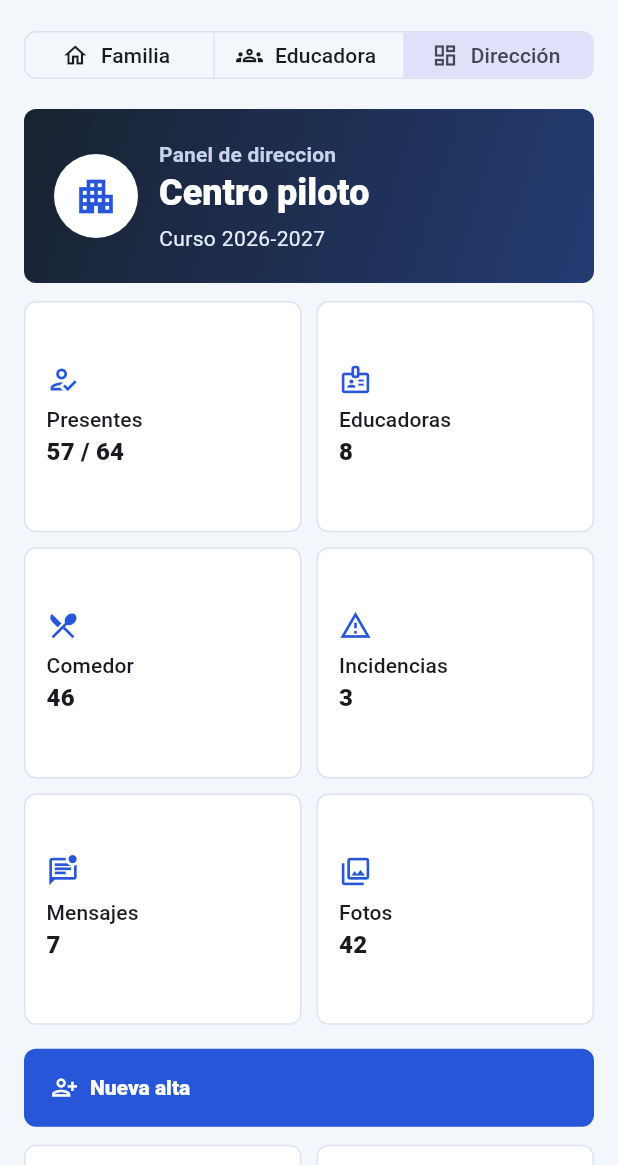
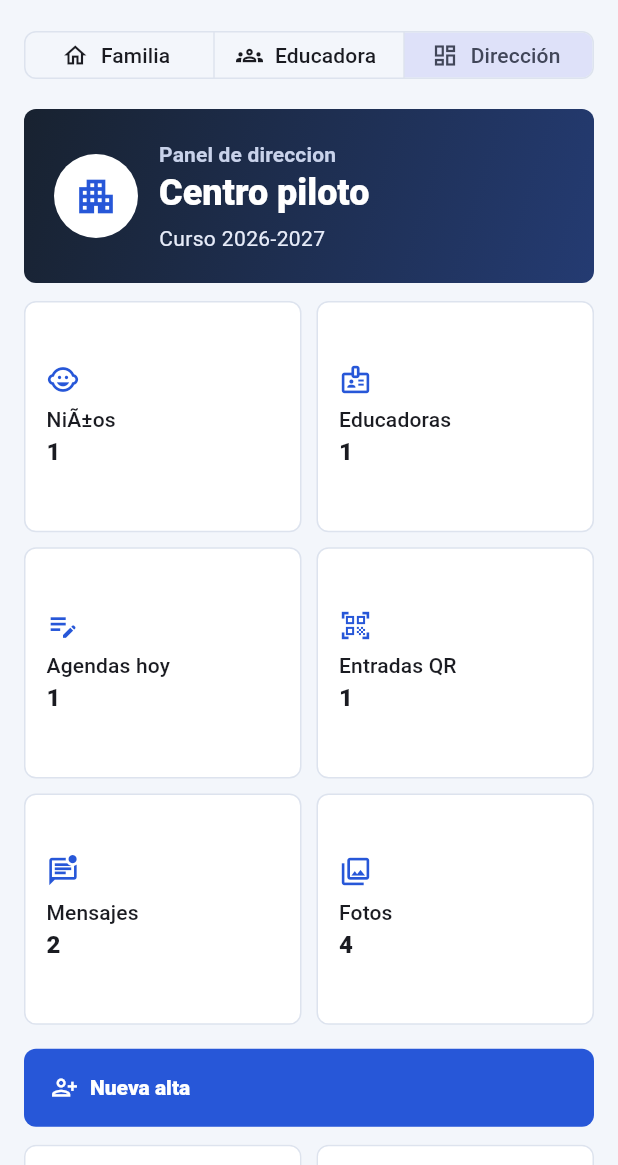
Before and after one commit to Nauflars/NidoConecta, a Flutter app: the screen it shows after launch, after a tap on "Educadora", after a tap on "Dirección", on a phone screen of 412 x 824 dp, the part 71-1236 px from its top. Run offline on Flutter 3.47's test engine with Material 3 defaults, Android fonts, the phone set to English and light mode, and no system bars; our stand-ins replace supabase_flutter; accounts and stored records are empty.

Commit message:
Load demo data from Supabase records

```diff
--- a/lib/main.dart
+++ b/lib/main.dart
@@ -521,24 +521,34 @@ class FamilyTodayView extends StatelessWidget {
                 PrimaryActionButton(
                   label: 'Enviar mensaje',
                   icon: Icons.chat_bubble_outline,
-                  onPressed: () => openModule(context, const MessagesScreen()),
+                  onPressed: () => openModule(
+                    context,
+                    MessagesScreen(appContext: appContext),
+                  ),
                 ),
                 const SizedBox(height: 16),
-                const ModuleGrid(
+                ModuleGrid(
+                  appContext: appContext,
                   modules: [
                     AppModule(
                       'Calendario',
                       Icons.event_outlined,
-                      CalendarScreen(),
+                      CalendarScreen(appContext: appContext),
                     ),
                     AppModule(
-                        'Menu', Icons.restaurant_menu_outlined, MenuScreen()),
+                      'Menu',
+                      Icons.restaurant_menu_outlined,
+                      MenuScreen(appContext: appContext),
+                    ),
                     AppModule(
-                        'Fotos', Icons.photo_library_outlined, MediaScreen()),
+                      'Fotos',
+                      Icons.photo_library_outlined,
+                      MediaScreen(appContext: appContext),
+                    ),
                     AppModule(
                       'Autorizados',
                       Icons.verified_user_outlined,
-                      AuthorizedPickupsScreen(),
+                      AuthorizedPickupsScreen(appContext: appContext),
                     ),
                   ],
                 ),
@@ -875,17 +885,10 @@ class EducatorClassView extends StatelessWidget {
   @override
   Widget build(BuildContext context) {
     final selectedChild = appContext.selectedChild;
-    final children = appContext.isDemo
-        ? const [
-            ChildRow('Mateo', 'Todo', '1h 22min', '3', ''),
-            ChildRow('Lucas', 'Bastante', 'Activa', '2', 'Nota'),
-            ChildRow('Ana', 'Todo', '50min', '-', ''),
-            ChildRow('Leo', 'Poco', '1h 05min', '2', 'Revisar'),
-          ]
-        : [
-            for (final child in appContext.children)
-              ChildRow(child.fullName, '-', '-', '-', child.classroomName),
-          ];
+    final children = [
+      for (final child in appContext.children)
+        ChildRow(child.fullName, '-', '-', '-', child.classroomName),
+    ];
 
     return Column(
       key: const ValueKey('educator'),
@@ -926,12 +929,29 @@ class EducatorClassView extends StatelessWidget {
           },
         ),
         const SizedBox(height: 12),
-        const ModuleGrid(
+        ModuleGrid(
+          appContext: appContext,
           modules: [
-            AppModule('Asistencia', Icons.qr_code_scanner, AttendanceScreen()),
-            AppModule('Mensajes', Icons.forum_outlined, MessagesScreen()),
-            AppModule('Fotos', Icons.add_a_photo_outlined, MediaScreen()),
-            AppModule('Calendario', Icons.event_outlined, CalendarScreen()),
+            AppModule(
+              'Asistencia',
+              Icons.qr_code_scanner,
+              AttendanceScreen(appContext: appContext),
+            ),
+            AppModule(
+              'Mensajes',
+              Icons.forum_outlined,
+              MessagesScreen(appContext: appContext),
+            ),
+            AppModule(
+              'Fotos',
+              Icons.add_a_photo_outlined,
+              MediaScreen(appContext: appContext),
+            ),
+            AppModule(
+              'Calendario',
+              Icons.event_outlined,
+              CalendarScreen(appContext: appContext),
+            ),
           ],
         ),
         const SizedBox(height: 16),
@@ -971,15 +991,6 @@ class AdminDashboardView extends StatelessWidget {
 
   @override
   Widget build(BuildContext context) {
-    const items = [
-      MetricItem('Presentes', '57 / 64', Icons.how_to_reg_outlined),
-      MetricItem('Educadoras', '8', Icons.badge_outlined),
-      MetricItem('Comedor', '46', Icons.restaurant_menu_outlined),
-      MetricItem('Incidencias', '3', Icons.warning_amber_outlined),
-      MetricItem('Mensajes', '7', Icons.mark_unread_chat_alt_outlined),
-      MetricItem('Fotos', '42', Icons.collections_outlined),
-    ];
-
     return Column(
       key: const ValueKey('admin'),
       crossAxisAlignment: CrossAxisAlignment.start,
@@ -991,10 +1002,109 @@ class AdminDashboardView extends StatelessWidget {
           icon: Icons.apartment,
         ),
         const SizedBox(height: 12),
-        LayoutBuilder(
+        AdminMetricsGrid(appContext: appContext),
+        const SizedBox(height: 16),
+        PrimaryActionButton(
+          label: 'Nueva alta',
+          icon: Icons.person_add_alt_1_outlined,
+          onPressed: () {
+            Navigator.of(context).push(
+              MaterialPageRoute(
+                builder: (_) => EnrollmentFormScreen(appContext: appContext),
+              ),
+            );
+          },
+        ),
+        const SizedBox(height: 12),
+        ModuleGrid(
+          appContext: appContext,
+          modules: [
+            AppModule(
+              'Alumnos',
+              Icons.child_care_outlined,
+              ChildrenScreen(appContext: appContext),
+            ),
+            AppModule(
+              'Comunicados',
+              Icons.campaign_outlined,
+              AnnouncementsScreen(appContext: appContext),
+            ),
+            AppModule(
+              'Calendario',
+              Icons.event_outlined,
+              CalendarScreen(appContext: appContext),
+            ),
+            AppModule(
+              'Menu',
+              Icons.restaurant_menu_outlined,
+              MenuScreen(appContext: appContext),
+            ),
+            AppModule(
+              'Fotos',
+              Icons.collections_outlined,
+              MediaScreen(appContext: appContext),
+            ),
+            AppModule(
+              'Mensajes',
+              Icons.forum_outlined,
+              MessagesScreen(appContext: appContext),
+            ),
+          ],
+        ),
+      ],
+    );
+  }
+}
+
+class AdminMetricsGrid extends StatelessWidget {
+  const AdminMetricsGrid({super.key, required this.appContext});
+
+  final AppContextData appContext;
+
+  @override
+  Widget build(BuildContext context) {
+    return FutureBuilder<AdminDashboardData>(
+      future: AppRepository(
+        client: isSupabaseConfigured ? Supabase.instance.client : null,
+      ).loadAdminDashboard(appContext.centerId),
+      builder: (context, snapshot) {
+        final data = snapshot.data;
+        final items = [
+          MetricItem(
+            'NiÃ±os',
+            data == null ? '...' : '${data.childrenCount}',
+            Icons.child_care_outlined,
+          ),
+          MetricItem(
+            'Educadoras',
+            data == null ? '...' : '${data.educatorsCount}',
+            Icons.badge_outlined,
+          ),
+          MetricItem(
+            'Agendas hoy',
+            data == null ? '...' : '${data.todayReportsCount}',
+            Icons.edit_note_outlined,
+          ),
+          MetricItem(
+            'Entradas QR',
+            data == null ? '...' : '${data.todayAttendanceCount}',
+            Icons.qr_code_scanner,
+          ),
+          MetricItem(
+            'Mensajes',
+            data == null ? '...' : '${data.messagesCount}',
+            Icons.mark_unread_chat_alt_outlined,
+          ),
+          MetricItem(
+            'Fotos',
+            data == null ? '...' : '${data.mediaCount}',
+            Icons.collections_outlined,
+          ),
+        ];
+
+        return LayoutBuilder(
           builder: (context, constraints) {
             final columns = constraints.maxWidth > 740 ? 3 : 2;
-
             return GridView.count(
               crossAxisCount: columns,
               crossAxisSpacing: 10,
@@ -1012,32 +1122,8 @@ class AdminDashboardView extends StatelessWidget {
               ],
             );
           },
-        ),
-        const SizedBox(height: 16),
-        PrimaryActionButton(
-          label: 'Nueva alta',
-          icon: Icons.person_add_alt_1_outlined,
-          onPressed: () {
-            Navigator.of(context).push(
-              MaterialPageRoute(
-                builder: (_) => EnrollmentFormScreen(appContext: appContext),
-              ),
-            );
-          },
-        ),
-        const SizedBox(height: 12),
-        const ModuleGrid(
-          modules: [
-            AppModule('Alumnos', Icons.child_care_outlined, ChildrenScreen()),
-            AppModule(
-                'Comunicados', Icons.campaign_outlined, AnnouncementsScreen()),
-            AppModule('Calendario', Icons.event_outlined, CalendarScreen()),
-            AppModule('Menu', Icons.restaurant_menu_outlined, MenuScreen()),
-            AppModule('Fotos', Icons.collections_outlined, MediaScreen()),
-            AppModule('Mensajes', Icons.forum_outlined, MessagesScreen()),
-          ],
-        ),
-      ],
+        );
+      },
     );
   }
 }
@@ -1055,8 +1141,10 @@ class AppModule {
 }
 
 class ModuleGrid extends StatelessWidget {
-  const ModuleGrid({super.key, required this.modules});
-
+  const ModuleGrid(
+      {super.key, required this.appContext, required this.modules});
+
+  final AppContextData appContext;
   final List<AppModule> modules;
 
   @override
@@ -1126,6 +1214,8 @@ class ModuleGrid extends StatelessWidget {
 class SimpleModuleScreen extends StatelessWidget {
   const SimpleModuleScreen({
     super.key,
+    this.appContext,
+    this.kind,
     required this.title,
     required this.subtitle,
     required this.icon,
@@ -1133,6 +1223,8 @@ class SimpleModuleScreen extends StatelessWidget {
     this.actionLabel,
   });
 
+  final AppContextData? appContext;
+  final ModuleKind? kind;
   final String title;
   final String subtitle;
   final IconData icon;
@@ -1154,10 +1246,15 @@ class SimpleModuleScreen extends StatelessWidget {
               icon: icon,
             ),
             const SizedBox(height: 12),
-            for (final item in items) ...[
-              InfoTile(title: item.title, value: item.value, icon: item.icon),
-              const SizedBox(height: 10),
-            ],
+            if (appContext == null || kind == null)
+              StaticModuleItems(items: items)
+            else
+              ModuleItemsList(
+                appContext: appContext!,
+                kind: kind!,
+                icon: icon,
+                fallbackItems: items,
+              ),
             if (actionLabel != null)
               PrimaryActionButton(label: actionLabel!, icon: Icons.add),
           ],
@@ -1167,17 +1264,90 @@ class SimpleModuleScreen extends StatelessWidget {
   }
 }
 
+class ModuleItemsList extends StatelessWidget {
+  const ModuleItemsList({
+    super.key,
+    required this.appContext,
+    required this.kind,
+    required this.icon,
+    required this.fallbackItems,
+  });
+
+  final AppContextData appContext;
+  final ModuleKind kind;
+  final IconData icon;
+  final List<MetricItem> fallbackItems;
+
+  @override
+  Widget build(BuildContext context) {
+    if (appContext.isDemo || !isSupabaseConfigured) {
+      return StaticModuleItems(items: fallbackItems);
+    }
+
+    return FutureBuilder<List<MetricItemData>>(
+      future: AppRepository(
+        client: Supabase.instance.client,
+      ).loadModuleItems(appContext.centerId, kind),
+      builder: (context, snapshot) {
+        if (snapshot.connectionState == ConnectionState.waiting) {
+          return const Padding(
+            padding: EdgeInsets.symmetric(vertical: 24),
+            child: Center(child: CircularProgressIndicator()),
+          );
+        }
+        final rows = snapshot.data ?? const [];
+        if (rows.isEmpty) {
+          return const NoteCard(
+            title: 'Sin datos',
+            text: 'Todavia no hay registros reales en este modulo.',
+          );
+        }
+        return Column(
+          children: [
+            for (final row in rows) ...[
+              InfoTile(title: row.title, value: row.value, icon: icon),
+              const SizedBox(height: 10),
+            ],
+          ],
+        );
+      },
+    );
+  }
+}
+
+class StaticModuleItems extends StatelessWidget {
+  const StaticModuleItems({super.key, required this.items});
+
+  final List<MetricItem> items;
+
+  @override
+  Widget build(BuildContext context) {
+    return Column(
+      children: [
+        for (final item in items) ...[
+          InfoTile(title: item.title, value: item.value, icon: item.icon),
+          const SizedBox(height: 10),
+        ],
+      ],
+    );
+  }
+}
+
 class CalendarScreen extends StatelessWidget {
-  const CalendarScreen({super.key});
-
-  @override
-  Widget build(BuildContext context) {
-    return const SimpleModuleScreen(
+  const CalendarScreen({super.key, this.appContext});
+
+  final AppContextData? appContext;
+
+  @override
+  Widget build(BuildContext context) {
+    return SimpleModuleScreen(
+      appContext: appContext,
+      kind: ModuleKind.calendar,
       title: 'Calendario',
       subtitle: 'Eventos y festivos',
       icon: Icons.event_outlined,
       actionLabel: 'Nuevo evento',
-      items: [
+      items: const [
         MetricItem('Viernes', 'Salida mensual', Icons.directions_bus_outlined),
         MetricItem('Lunes', 'Centro cerrado', Icons.event_busy_outlined),
       ],
@@ -1186,16 +1356,20 @@ class CalendarScreen extends StatelessWidget {
 }
 
 class MenuScreen extends StatelessWidget {
-  const MenuScreen({super.key});
-
-  @override
-  Widget build(BuildContext context) {
-    return const SimpleModuleScreen(
+  const MenuScreen({super.key, this.appContext});
+
+  final AppContextData? appContext;
+
+  @override
+  Widget build(BuildContext context) {
+    return SimpleModuleScreen(
+      appContext: appContext,
+      kind: ModuleKind.menu,
       title: 'Menu',
       subtitle: 'Comedor mensual',
       icon: Icons.restaurant_menu_outlined,
       actionLabel: 'Importar menu',
-      items: [
+      items: const [
         MetricItem('Hoy', 'Macarrones · merluza · fruta', Icons.restaurant),
         MetricItem('Alergias', '2 dietas especiales', Icons.health_and_safety),
       ],
@@ -1204,16 +1378,20 @@ class MenuScreen extends StatelessWidget {
 }
 
 class MessagesScreen extends StatelessWidget {
-  const MessagesScreen({super.key});
-
-  @override
-  Widget build(BuildContext context) {
-    return const SimpleModuleScreen(
+  const MessagesScreen({super.key, this.appContext});
+
+  final AppContextData? appContext;
+
+  @override
+  Widget build(BuildContext context) {
+    return SimpleModuleScreen(
+      appContext: appContext,
+      kind: ModuleKind.messages,
       title: 'Mensajes',
       subtitle: 'Conversaciones por categoria',
       icon: Icons.forum_outlined,
       actionLabel: 'Nuevo mensaje',
-      items: [
+      items: const [
         MetricItem('Salud', 'Mateo llega a las 10:00', Icons.healing_outlined),
         MetricItem('Comedor', 'Cambio eventual viernes', Icons.restaurant),
       ],
@@ -1222,16 +1400,20 @@ class MessagesScreen extends StatelessWidget {
 }
 
 class MediaScreen extends StatelessWidget {
-  const MediaScreen({super.key});
-
-  @override
-  Widget build(BuildContext context) {
-    return const SimpleModuleScreen(
+  const MediaScreen({super.key, this.appContext});
+
+  final AppContextData? appContext;
+
+  @override
+  Widget build(BuildContext context) {
+    return SimpleModuleScreen(
+      appContext: appContext,
+      kind: ModuleKind.media,
       title: 'Fotos',
       subtitle: 'Momentos autorizados',
       icon: Icons.photo_library_outlined,
       actionLabel: 'Subir fotos',
-      items: [
+      items: const [
         MetricItem('Pintura', '4 fotos nuevas', Icons.palette_outlined),
         MetricItem('Musica', '2 videos', Icons.music_note_outlined),
       ],
@@ -1240,16 +1422,20 @@ class MediaScreen extends StatelessWidget {
 }
 
 class AuthorizedPickupsScreen extends StatelessWidget {
-  const AuthorizedPickupsScreen({super.key});
-
-  @override
-  Widget build(BuildContext context) {
-    return const SimpleModuleScreen(
+  const AuthorizedPickupsScreen({super.key, this.appContext});
+
+  final AppContextData? appContext;
+
+  @override
+  Widget build(BuildContext context) {
+    return SimpleModuleScreen(
+      appContext: appContext,
+      kind: ModuleKind.pickups,
       title: 'Autorizados',
       subtitle: 'Recogidas del nino',
       icon: Icons.verified_user_outlined,
       actionLabel: 'Nueva autorizacion',
-      items: [
+      items: const [
         MetricItem('Carlos', 'Padre · autorizado', Icons.person_outline),
         MetricItem('Maria', 'Abuela · solo hoy', Icons.today_outlined),
       ],
@@ -1258,16 +1444,20 @@ class AuthorizedPickupsScreen extends StatelessWidget {
 }
 
 class AttendanceScreen extends StatelessWidget {
-  const AttendanceScreen({super.key});
-
-  @override
-  Widget build(BuildContext context) {
-    return const SimpleModuleScreen(
+  const AttendanceScreen({super.key, this.appContext});
+
+  final AppContextData? appContext;
+
+  @override
+  Widget build(BuildContext context) {
+    return SimpleModuleScreen(
+      appContext: appContext,
+      kind: ModuleKind.attendance,
       title: 'Asistencia',
       subtitle: 'Entrada y salida QR',
       icon: Icons.qr_code_scanner,
       actionLabel: 'Escanear QR',
-      items: [
+      items: const [
         MetricItem('Mateo', 'Entrada 08:37', Icons.login_outlined),
         MetricItem('Clase Mariposas', '11 / 13 presentes', Icons.groups),
       ],
@@ -1276,16 +1466,20 @@ class AttendanceScreen extends StatelessWidget {
 }
 
 class AnnouncementsScreen extends StatelessWidget {
-  const AnnouncementsScreen({super.key});
-
-  @override
-  Widget build(BuildContext context) {
-    return const SimpleModuleScreen(
+  const AnnouncementsScreen({super.key, this.appContext});
+
+  final AppContextData? appContext;
+
+  @override
+  Widget build(BuildContext context) {
+    return SimpleModuleScreen(
+      appContext: appContext,
+      kind: ModuleKind.announcements,
       title: 'Comunicados',
       subtitle: 'Avisos del centro',
       icon: Icons.campaign_outlined,
       actionLabel: 'Publicar comunicado',
-      items: [
+      items: const [
         MetricItem('Salida mensual', '52 / 64 leidos', Icons.mark_email_read),
         MetricItem('Recordatorio', 'Traer mochila y agua', Icons.notifications),
       ],
@@ -1294,16 +1488,20 @@ class AnnouncementsScreen extends StatelessWidget {
 }
 
 class ChildrenScreen extends StatelessWidget {
-  const ChildrenScreen({super.key});
-
-  @override
-  Widget build(BuildContext context) {
-    return const SimpleModuleScreen(
+  const ChildrenScreen({super.key, this.appContext});
+
+  final AppContextData? appContext;
+
+  @override
+  Widget build(BuildContext context) {
+    return SimpleModuleScreen(
+      appContext: appContext,
+      kind: ModuleKind.children,
       title: 'Alumnos',
       subtitle: 'Expedientes y aulas',
       icon: Icons.child_care_outlined,
       actionLabel: 'Nueva alta',
-      items: [
+      items: const [
         MetricItem('Mateo', 'Clase Mariposas', Icons.child_care),
         MetricItem('Documentos', '4 pendientes', Icons.description_outlined),
       ],
--- a/lib/src/domain/nido_domain.dart
+++ b/lib/src/domain/nido_domain.dart
@@ -66,6 +66,58 @@ class DailyReportData {
   final String? schoolNotes;
   final String? homeNotes;
   final String? medication;
+}
+
+class AdminDashboardData {
+  const AdminDashboardData({
+    required this.childrenCount,
+    required this.educatorsCount,
+    required this.todayReportsCount,
+    required this.todayAttendanceCount,
+    required this.messagesCount,
+    required this.mediaCount,
+  });
+
+  final int childrenCount;
+  final int educatorsCount;
+  final int todayReportsCount;
+  final int todayAttendanceCount;
+  final int messagesCount;
+  final int mediaCount;
+}
+
+class EducatorChildStatus {
+  const EducatorChildStatus({
+    required this.child,
+    required this.food,
+    required this.sleep,
+    required this.diaper,
+    required this.note,
+  });
+
+  final ChildSummary child;
+  final String food;
+  final String sleep;
+  final String diaper;
+  final String note;
+}
+
+enum ModuleKind {
+  calendar,
+  menu,
+  messages,
+  media,
+  pickups,
+  attendance,
+  announcements,
+  children,
+}
+
+class MetricItemData {
+  const MetricItemData(this.title, this.value);
+
+  final String title;
+  final String value;
 }
 
 NidoRole roleFromDb(String? value) {
```
Also changed, not shown: lib/src/app_repository.dart (+274 -0 lines), 2 other files.
